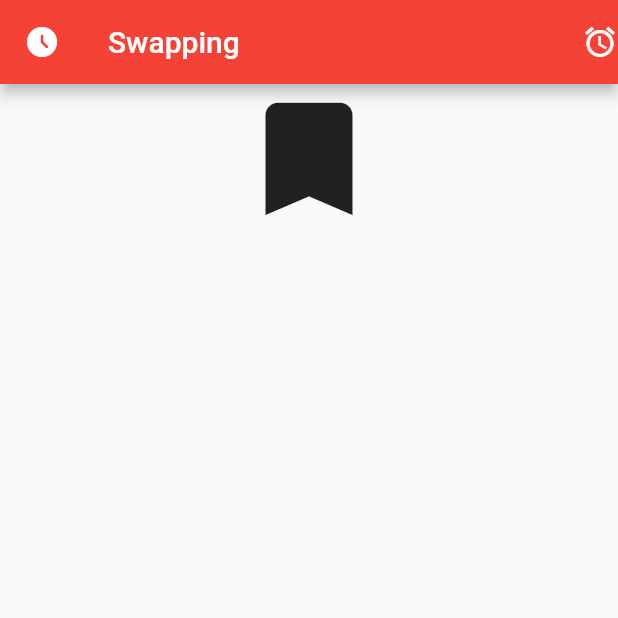
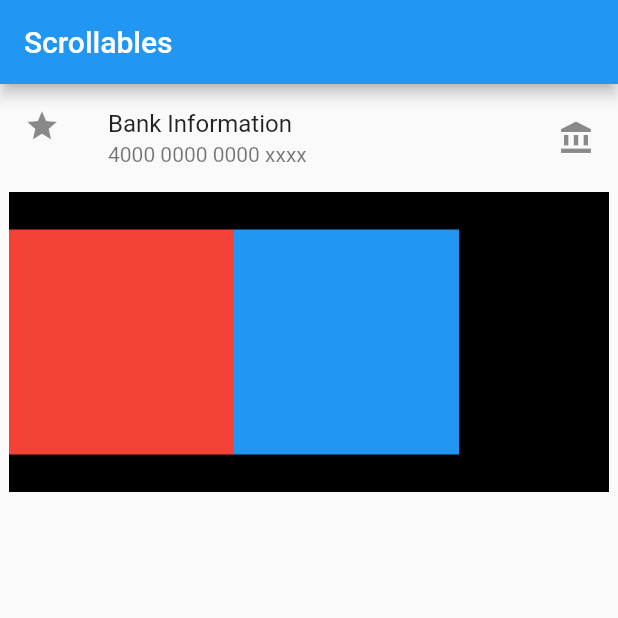
Before and after one commit to namaNIC/appbar_tabbar_ildc_demo, a Flutter app: the screen it shows after launch, on a phone screen of 412 x 824 dp, the top half of it. Run offline on Flutter 3.47's test engine with Material 2 defaults, Android fonts, the phone set to English and light mode, and no system bars.

Commit message:
CallBack Demo
SingleChild.dart

```diff
--- /dev/null
+++ b/lib/Scrollables/singleChild.dart
@@ -0,0 +1,98 @@
+import 'package:flutter/material.dart';
+
+class SingleChildScrollDemo extends StatefulWidget {
+  const SingleChildScrollDemo({Key? key}) : super(key: key);
+
+  @override
+  _SingleChildScrollDemoState createState() => _SingleChildScrollDemoState();
+}
+
+class _SingleChildScrollDemoState extends State<SingleChildScrollDemo> {
+  bool isRedClick = false;
+  Widget getNormalContainer() {
+    return Center(
+      child: Container(
+        height: 100,
+        width: 100,
+        color: Colors.amber,
+      ),
+    );
+  }
+
+  @override
+  Widget build(BuildContext context) {
+    return Scaffold(
+      appBar: AppBar(
+        title: Text('Scrollables'),
+      ),
+      body: ListView(
+        children: [
+          ListTile(
+            leading: Icon(Icons.star),
+            trailing: Icon(Icons.account_balance),
+            title: Text("Bank Information"),
+            subtitle: Text("4000 0000 0000 xxxx"),
+            onTap: () {
+              print("isRedClick $isRedClick");
+            },
+          ),
+          NewWidget(
+            color: Colors.black,
+            onClick: () {
+              // print("Action Performed");
+              isRedClick = !isRedClick;
+              print("isRedClick $isRedClick");
+            },
+          )
+        ],
+      ),
+    );
+  }
+}
+
+class NewWidget extends StatelessWidget {
+  final Color color;
+  final String? strValue;
+  final Function onClick;
+  const NewWidget({
+    Key? key,
+    required this.color,
+    this.strValue,
+    required this.onClick,
+  }) : super(key: key);
+
+  @override
+  Widget build(BuildContext context) {
+    return Center(
+      child: Container(
+          height: 200,
+          width: 400,
+          color: color,
+          child: Row(
+            children: [
+              InkWell(
+                onTap: () {
+                  print("Red Click");
+                  onClick();
+                },
+                child: Container(
+                  height: 150,
+                  width: 150,
+                  color: Colors.red,
+                ),
+              ),
+              InkWell(
+                onTap: () {
+                  print("Blue Click");
+                },
+                child: Container(
+                  height: 150,
+                  width: 150,
+                  color: Colors.blue,
+                ),
+              ),
+            ],
+          )),
+    );
+  }
+}
--- a/lib/main.dart
+++ b/lib/main.dart
@@ -1,4 +1,4 @@
-import 'package:appbar_tabbar_ildc_demo/Swapping/swapping.dart';
+import 'package:appbar_tabbar_ildc_demo/Scrollables/singleChild.dart';
 // import 'package:appbar_tabbar_ildc_demo/home.dart';
 // import 'package:appbar_tabbar_ildc_demo/tabbar.dart';
 import 'package:flutter/material.dart';
@@ -16,7 +16,7 @@ class MyApp extends StatelessWidget {
         primarySwatch: Colors.blue,
       ),
       debugShowCheckedModeBanner: false,
-      home: SwippingClass(),
+      home: SingleChildScrollDemo(),
     );
   }
 }
```
